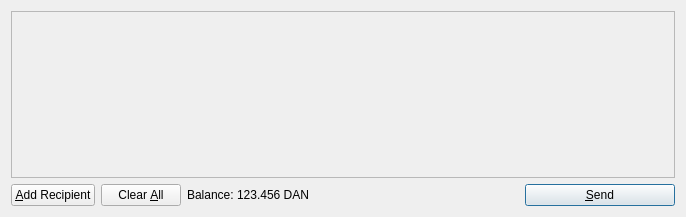
Above: src/qt/forms/sendcoinsdialog.ui from thaReal/DannyCoin before the change. Below: the same form after it.
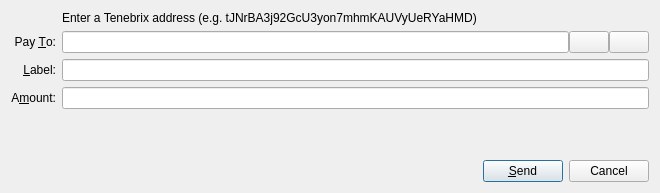
That is the form after the change. Icons and pictures are not drawn. Custom widgets are drawn as their Qt base class.

Commit message: Using Tenebrix w/ Sacarlson-mod to (eventually) hash genesis block

```diff
--- a/src/qt/forms/sendcoinsdialog.ui
+++ b/src/qt/forms/sendcoinsdialog.ui
@@ -6,128 +6,164 @@
    <rect>
     <x>0</x>
     <y>0</y>
-    <width>686</width>
-    <height>217</height>
+    <width>660</width>
+    <height>193</height>
    </rect>
   </property>
   <property name="windowTitle">
-   <string>Send Coins</string>
+   <string>Send TBX</string>
   </property>
   <layout class="QVBoxLayout" name="verticalLayout">
    <item>
-    <widget class="QScrollArea" name="scrollArea">
-     <property name="widgetResizable">
-      <bool>true</bool>
-     </property>
-     <widget class="QWidget" name="scrollAreaWidgetContents">
-      <property name="geometry">
-       <rect>
-        <x>0</x>
-        <y>0</y>
-        <width>666</width>
-        <height>165</height>
-       </rect>
-      </property>
-      <layout class="QVBoxLayout" name="verticalLayout_2">
-       <property name="margin">
+    <layout class="QGridLayout" name="gridLayout">
+     <item row="3" column="1">
+      <layout class="QHBoxLayout" name="horizontalLayout_3">
+       <property name="spacing">
         <number>0</number>
        </property>
        <item>
-        <layout class="QVBoxLayout" name="entries">
-         <property name="spacing">
-          <number>6</number>
+        <widget class="QLineEdit" name="payTo">
+         <property name="toolTip">
+          <string>The address to send the payment to  (e.g. 1NS17iag9jJgTHD1VXjvLCEnZuQ3rJDE9L)</string>
          </property>
-        </layout>
+         <property name="maxLength">
+          <number>44</number>
+         </property>
+        </widget>
        </item>
        <item>
-        <spacer name="verticalSpacer">
-         <property name="orientation">
-          <enum>Qt::Vertical</enum>
+        <widget class="QPushButton" name="addressBookButton">
+         <property name="toolTip">
+          <string>Look up adress in address book</string>
          </property>
-         <property name="sizeHint" stdset="0">
-          <size>
-           <width>20</width>
-           <height>40</height>
-          </size>
+         <property name="text">
+          <string/>
          </property>
-        </spacer>
+         <property name="icon">
+          <iconset resource="../bitcoin.qrc">
+           <normaloff>:/icons/address-book</normaloff>:/icons/address-book</iconset>
+         </property>
+         <property name="shortcut">
+          <string>Alt+A</string>
+         </property>
+         <property name="autoDefault">
+          <bool>false</bool>
+         </property>
+         <property name="flat">
+          <bool>false</bool>
+         </property>
+        </widget>
+       </item>
+       <item>
+        <widget class="QPushButton" name="pasteButton">
+         <property name="toolTip">
+          <string>Paste address from system clipboard</string>
+         </property>
+         <property name="text">
+          <string/>
+         </property>
+         <property name="icon">
+          <iconset resource="../bitcoin.qrc">
+           <normaloff>:/icons/editpaste</normaloff>:/icons/editpaste</iconset>
+         </property>
+         <property name="shortcut">
+          <string>Alt+P</string>
+         </property>
+         <property name="autoDefault">
+          <bool>false</bool>
+         </property>
+        </widget>
        </item>
       </layout>
-     </widget>
-    </widget>
-   </item>
-   <item>
-    <layout class="QHBoxLayout" name="horizontalLayout">
-     <item>
-      <widget class="QPushButton" name="addButton">
-       <property name="toolTip">
-        <string>Send to multiple recipients at once</string>
-       </property>
+     </item>
+     <item row="5" column="0">
+      <widget class="QLabel" name="label">
        <property name="text">
-        <string>&amp;Add Recipient</string>
+        <string>A&amp;mount:</string>
        </property>
-       <property name="icon">
-        <iconset resource="../bitcoin.qrc">
-         <normaloff>:/icons/add</normaloff>:/icons/add</iconset>
+       <property name="alignment">
+        <set>Qt::AlignRight|Qt::AlignTrailing|Qt::AlignVCenter</set>
        </property>
-       <property name="autoDefault">
-        <bool>false</bool>
+       <property name="buddy">
+        <cstring>payAmount</cstring>
        </property>
       </widget>
      </item>
-     <item>
-      <widget class="QPushButton" name="clearButton">
-       <property name="sizePolicy">
-        <sizepolicy hsizetype="Minimum" vsizetype="Fixed">
-         <horstretch>0</horstretch>
-         <verstretch>0</verstretch>
-        </sizepolicy>
-       </property>
-       <property name="toolTip">
-        <string>Remove all transaction fields</string>
-       </property>
+     <item row="3" column="0">
+      <widget class="QLabel" name="label_2">
        <property name="text">
-        <string>Clear &amp;All</string>
+        <string>Pay &amp;To:</string>
        </property>
-       <property name="icon">
-        <iconset resource="../bitcoin.qrc">
-         <normaloff>:/icons/remove</normaloff>:/icons/remove</iconset>
+       <property name="alignment">
+        <set>Qt::AlignRight|Qt::AlignTrailing|Qt::AlignVCenter</set>
        </property>
-       <property name="autoRepeatDelay">
-        <number>300</number>
+       <property name="buddy">
+        <cstring>payTo</cstring>
        </property>
-       <property name="autoDefault">
-        <bool>false</bool>
+      </widget>
+     </item>
+     <item row="2" column="1">
+      <widget class="QLabel" name="label_3">
+       <property name="font">
+        <font>
+         <pointsize>9</pointsize>
+        </font>
        </property>
+       <property name="text">
+        <string>Enter a Tenebrix address (e.g. tJNrBA3j92GcU3yon7mhmKAUVyUeRYaHMD)</string>
+       </property>
       </widget>
      </item>
-     <item>
+     <item row="5" column="1">
+      <widget class="BitcoinAmountField" name="payAmount"/>
+     </item>
+     <item row="4" column="1">
       <layout class="QHBoxLayout" name="horizontalLayout_2">
        <property name="spacing">
-        <number>3</number>
+        <number>0</number>
        </property>
        <item>
-        <widget class="QLabel" name="label">
-         <property name="text">
-          <string>Balance:</string>
+        <widget class="QLineEdit" name="addAsLabel">
+         <property name="enabled">
+          <bool>true</bool>
          </property>
-        </widget>
-       </item>
-       <item>
-        <widget class="QLabel" name="labelBalance">
-         <property name="cursor">
-          <cursorShape>IBeamCursor</cursorShape>
-         </property>
-         <property name="text">
-          <string>123.456 DAN</string>
-         </property>
-         <property name="textInteractionFlags">
-          <set>Qt::LinksAccessibleByMouse|Qt::TextSelectableByKeyboard|Qt::TextSelectableByMouse</set>
+         <property name="toolTip">
+          <string>Enter a label for this address to add it to your address book</string>
          </property>
         </widget>
        </item>
       </layout>
      </item>
+     <item row="4" column="0">
+      <widget class="QLabel" name="label_4">
+       <property name="text">
+        <string>&amp;Label:</string>
+       </property>
+       <property name="alignment">
+        <set>Qt::AlignRight|Qt::AlignTrailing|Qt::AlignVCenter</set>
+       </property>
+       <property name="buddy">
+        <cstring>addAsLabel</cstring>
+       </property>
+      </widget>
+     </item>
+    </layout>
+   </item>
+   <item>
+    <spacer name="verticalSpacer">
+     <property name="orientation">
+      <enum>Qt::Vertical</enum>
+     </property>
+     <property name="sizeHint" stdset="0">
+      <size>
+       <width>20</width>
+       <height>40</height>
+      </size>
+     </property>
+    </spacer>
+   </item>
+   <item>
+    <layout class="QHBoxLayout" name="horizontalLayout">
      <item>
       <spacer name="horizontalSpacer">
        <property name="orientation">
@@ -143,12 +179,6 @@
      </item>
      <item>
       <widget class="QPushButton" name="sendButton">
-       <property name="minimumSize">
-        <size>
-         <width>150</width>
-         <height>0</height>
-        </size>
-       </property>
        <property name="toolTip">
         <string>Confirm the send action</string>
        </property>
@@ -164,10 +194,43 @@
        </property>
       </widget>
      </item>
+     <item>
+      <widget class="QDialogButtonBox" name="buttonBox">
+       <property name="sizePolicy">
+        <sizepolicy hsizetype="Maximum" vsizetype="Fixed">
+         <horstretch>0</horstretch>
+         <verstretch>0</verstretch>
+        </sizepolicy>
+       </property>
+       <property name="toolTip">
+        <string>Abort the send action</string>
+       </property>
+       <property name="standardButtons">
+        <set>QDialogButtonBox::Cancel</set>
+       </property>
+      </widget>
+     </item>
     </layout>
    </item>
   </layout>
  </widget>
+ <customwidgets>
+  <customwidget>
+   <class>BitcoinAmountField</class>
+   <extends>QLineEdit</extends>
+   <header>bitcoinamountfield.h</header>
+   <container>1</container>
+  </customwidget>
+ </customwidgets>
+ <tabstops>
+  <tabstop>payTo</tabstop>
+  <tabstop>addressBookButton</tabstop>
+  <tabstop>pasteButton</tabstop>
+  <tabstop>addAsLabel</tabstop>
+  <tabstop>payAmount</tabstop>
+  <tabstop>sendButton</tabstop>
+  <tabstop>buttonBox</tabstop>
+ </tabstops>
  <resources>
   <include location="../bitcoin.qrc"/>
  </resources>
```
The commit also changes 128 other files.
